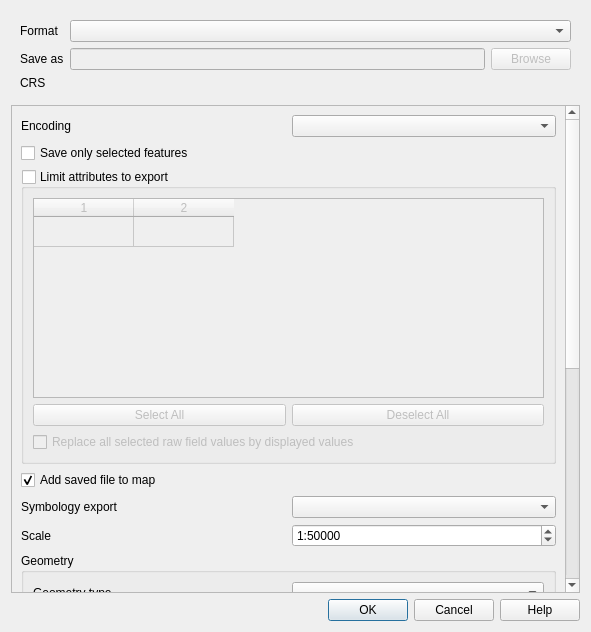
Qt form src/ui/qgsvectorlayersaveasdialogbase.ui (qgis/QGIS) before a commit.
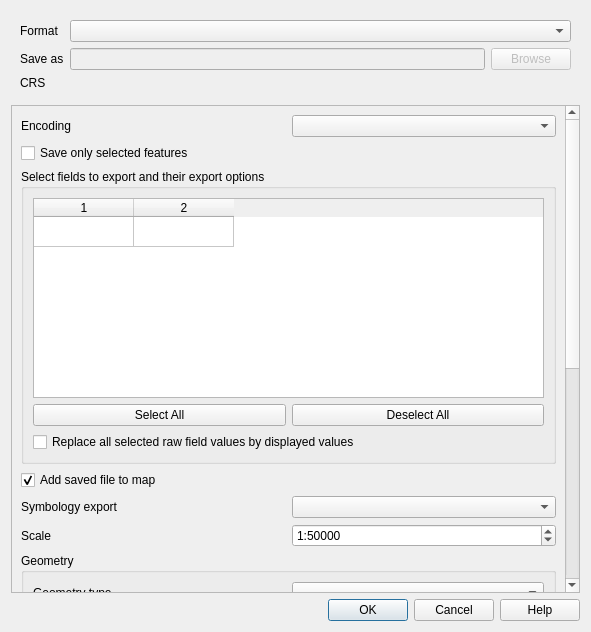
The same form after that commit. Custom widgets are drawn as their Qt base class.

Commit message: Vector layer save as: usability tunings related to attribute selection

```diff
--- a/src/ui/qgsvectorlayersaveasdialogbase.ui
+++ b/src/ui/qgsvectorlayersaveasdialogbase.ui
@@ -122,10 +122,10 @@
        <item>
         <widget class="QgsCollapsibleGroupBox" name="mAttributesSelection">
          <property name="title">
-          <string>Limit attributes to export</string>
+          <string>Select fields to export and their export options</string>
          </property>
          <property name="checkable">
-          <bool>true</bool>
+          <bool>false</bool>
          </property>
          <property name="checked">
           <bool>false</bool>
```
The commit also changes 3 other files.
